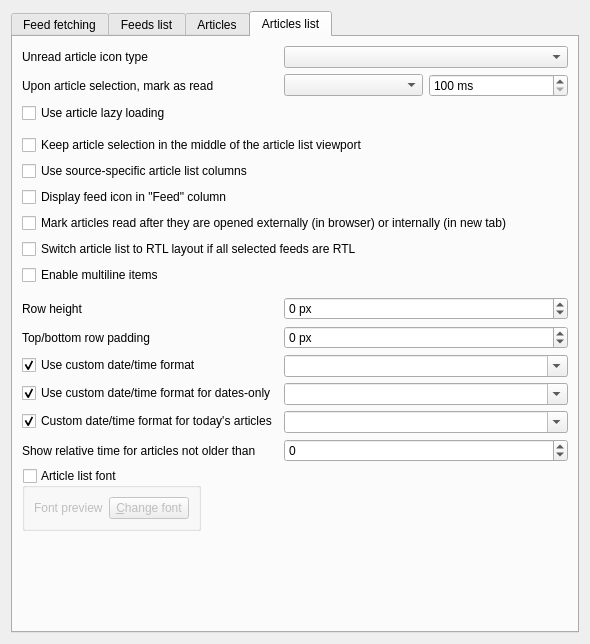
Qt form src/librssguard/gui/settings/settingsfeedsmessages.ui (martinrotter/rssguard) before a commit.
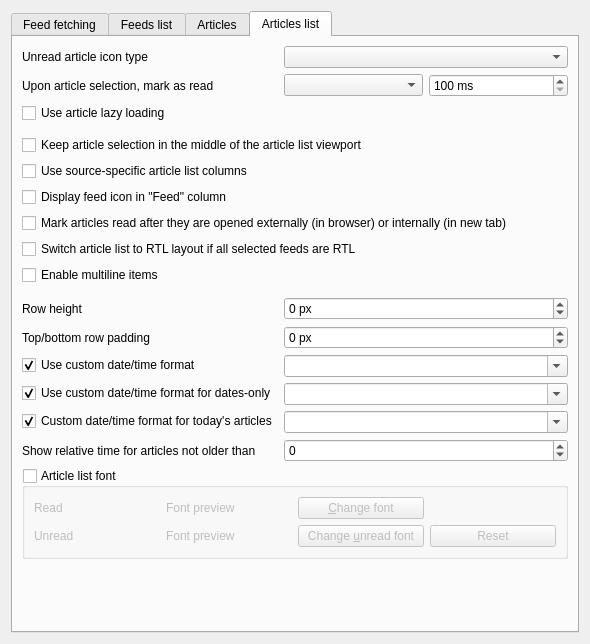
The same form after that commit. The open tabs and pages were chosen to show the change. Custom widgets are drawn as their Qt base class.

The edit to the form file:
```diff
--- a/src/librssguard/gui/settings/settingsfeedsmessages.ui
+++ b/src/librssguard/gui/settings/settingsfeedsmessages.ui
@@ -729,7 +729,7 @@
          </property>
         </widget>
        </item>
-       <item row="17" column="0">
+       <item row="17" column="0" colspan="2">
         <widget class="QGroupBox" name="m_gbArticleListFont">
          <property name="title">
           <string>Article list font</string>
@@ -740,24 +740,65 @@
          <property name="checked">
           <bool>false</bool>
          </property>
-         <layout class="QHBoxLayout" name="horizontalLayout_17">
-          <item>
-           <widget class="QLabel" name="m_lblMessageListFont">
+         <layout class="QGridLayout" name="gridLayoutArticleListFont">
+          <item row="0" column="0">
+           <widget class="QLabel" name="m_lblMessageListFontCaption">
             <property name="text">
-             <string>Font preview</string>
+             <string>Read</string>
             </property>
             <property name="buddy">
              <cstring>m_btnChangeMessageListFont</cstring>
             </property>
            </widget>
           </item>
-          <item>
+          <item row="0" column="1">
+           <widget class="QLabel" name="m_lblMessageListFont">
+            <property name="text">
+             <string>Font preview</string>
+            </property>
+           </widget>
+          </item>
+          <item row="0" column="2">
            <widget class="QPushButton" name="m_btnChangeMessageListFont">
             <property name="text">
              <string>&amp;Change font</string>
             </property>
            </widget>
           </item>
+          <item row="1" column="0">
+           <widget class="QLabel" name="m_lblMessageListFontCaptionUnread">
+            <property name="text">
+             <string>Unread</string>
+            </property>
+            <property name="buddy">
+             <cstring>m_btnChangeMessageListFontUnread</cstring>
+            </property>
+           </widget>
+          </item>
+          <item row="1" column="1">
+           <widget class="QLabel" name="m_lblMessageListFontUnread">
+            <property name="text">
+             <string>Font preview</string>
+            </property>
+           </widget>
+          </item>
+          <item row="1" column="2">
+           <widget class="QPushButton" name="m_btnChangeMessageListFontUnread">
+            <property name="text">
+             <string>Change &amp;unread font</string>
+            </property>
+           </widget>
+          </item>
+          <item row="1" column="3">
+           <widget class="QPushButton" name="m_btnResetMessageListFontUnread">
+            <property name="toolTip">
+             <string>Use the normal font with bold enabled.</string>
+            </property>
+            <property name="text">
+             <string>Reset</string>
+            </property>
+           </widget>
+          </item>
          </layout>
         </widget>
        </item>
```
Left out of the diff: 51 changed lines with no effect on the pictures.
